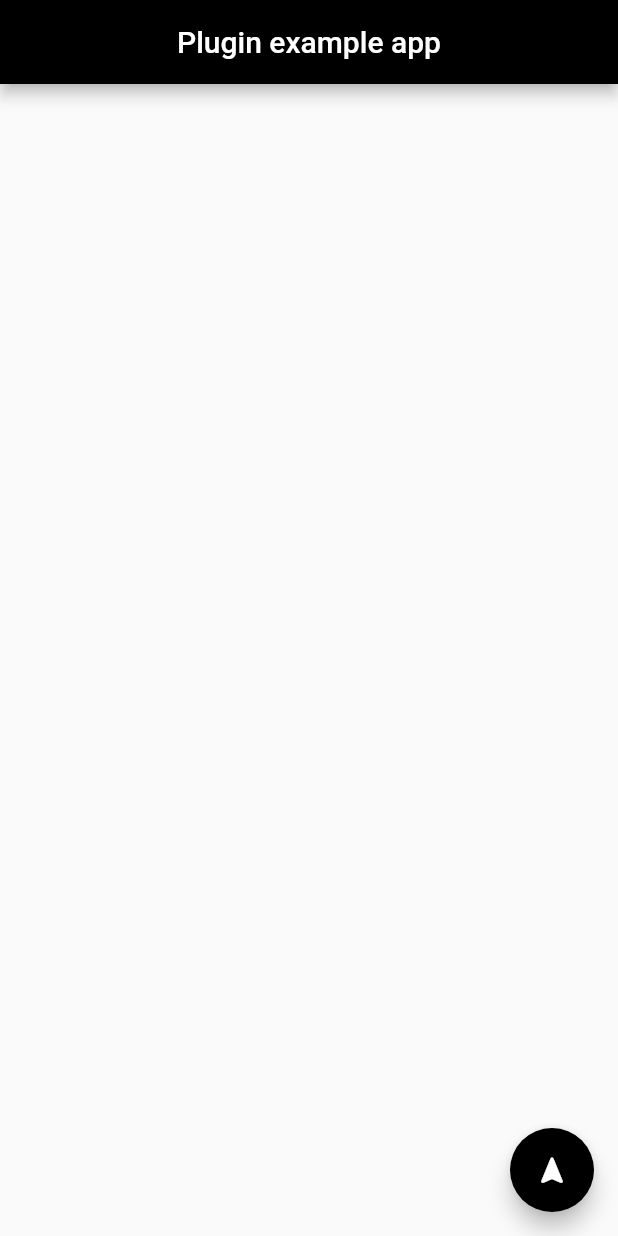
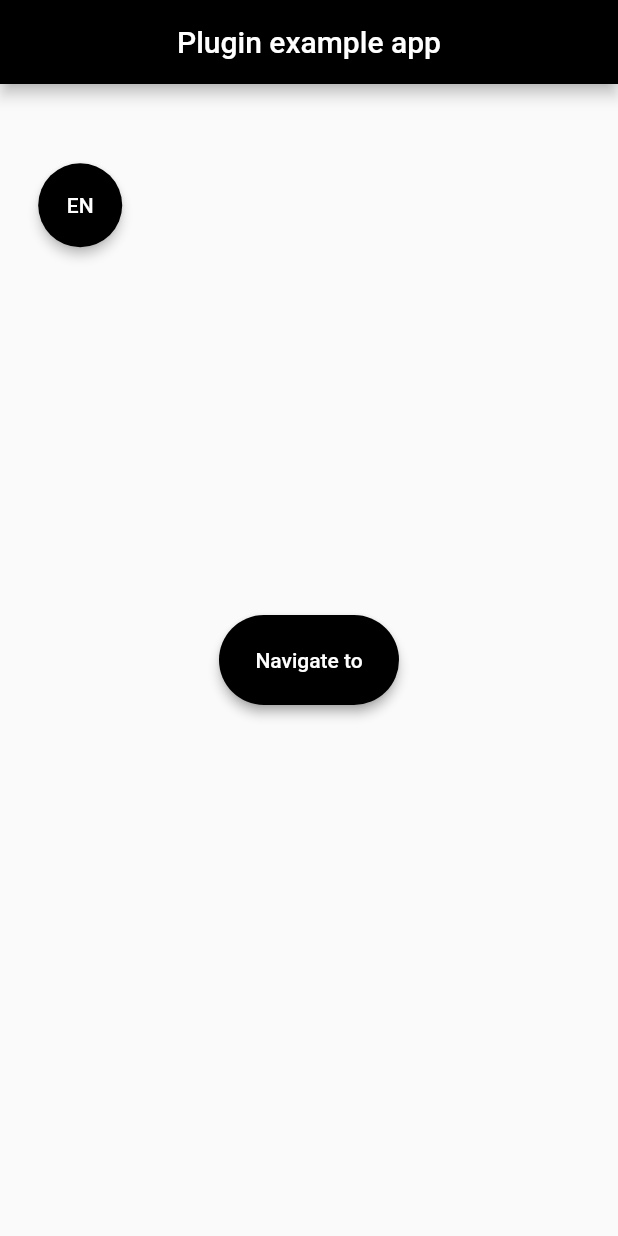
Before and after one commit to FerasHamam/MapsPlugin, a Flutter app: the screen it shows after launch, on a phone screen of 412 x 824 dp. Run offline on Flutter 3.47's test engine with Material 2 defaults, Android fonts, the phone set to English and light mode, and no system bars; our stand-ins replace geolocator, google_maps_flutter.

Commit message:
changed the example app

```diff
--- /dev/null
+++ b/maps_plugin/example/lib/buttons/language_button.dart
@@ -0,0 +1,30 @@
+import 'package:flutter/material.dart';
+
+class LanguageButton extends StatelessWidget {
+  const LanguageButton({
+    Key? key,
+  }) : super(key: key);
+
+  @override
+  Widget build(BuildContext context) {
+    Size deviceSize = MediaQuery.of(context).size;
+    return Positioned(
+      right: deviceSize.width * 0.8,
+      bottom: deviceSize.height * 0.8,
+      child: ElevatedButton(
+        child: const Text(
+          'EN',
+          style: TextStyle(color: Colors.white),
+        ),
+        style: ElevatedButton.styleFrom(
+            shape: const CircleBorder(),
+            padding: const EdgeInsets.all(20),
+            elevation: 3,
+            primary: Colors.black,
+            onPrimary: Colors.grey,
+            minimumSize: const Size(50, 50)),
+        onPressed: () {},
+      ),
+    );
+  }
+}
--- /dev/null
+++ b/maps_plugin/example/lib/buttons/navigate_button.dart
@@ -0,0 +1,33 @@
+import 'package:flutter/material.dart';
+import 'package:maps_plugin/maps_plugin.dart';
+
+class NavigateButton extends StatelessWidget {
+  const NavigateButton({
+    Key? key,
+  }) : super(key: key);
+
+  @override
+  Widget build(BuildContext context) {
+    return Center(
+      child: ElevatedButton(
+        child: const Text('Navigate to'),
+        style: ElevatedButton.styleFrom(
+          primary: Colors.black,
+          onPrimary: Colors.white,
+          shadowColor: Colors.grey,
+          elevation: 3,
+          shape: RoundedRectangleBorder(
+            borderRadius: BorderRadius.circular(32.0),
+          ),
+          minimumSize: const Size(120, 60),
+        ),
+        onPressed: () {
+          Navigator.push(
+            context,
+            MaterialPageRoute(builder: (context) => const MapsPlugin()),
+          );
+        },
+      ),
+    );
+  }
+}
--- a/maps_plugin/example/lib/main.dart
+++ b/maps_plugin/example/lib/main.dart
@@ -1,5 +1,6 @@
 import 'package:flutter/material.dart';
-import 'package:maps_plugin/maps_plugin.dart';
+//screens
+import 'screens/main_screen.dart';
 
 void main() {
   runApp(const MyApp());
@@ -40,19 +41,7 @@ class ScaffoldWidget extends StatelessWidget {
             'Plugin example app',
           ),
           backgroundColor: Colors.black),
-      floatingActionButton: FloatingActionButton(
-        onPressed: () {
-          Navigator.push(
-            context,
-            MaterialPageRoute(builder: (context) => const MapsPlugin()),
-          );
-        },
-        backgroundColor: Colors.black,
-        child: const Icon(
-          Icons.navigation_rounded,
-          color: Colors.white,
-        ),
-      ),
+      body: const MainScreen(),
     );
   }
 }
--- /dev/null
+++ b/maps_plugin/example/lib/screens/main_screen.dart
@@ -0,0 +1,25 @@
+import 'package:flutter/material.dart';
+//buttons
+import '../buttons/language_button.dart';
+import '../buttons/navigate_button.dart';
+
+class MainScreen extends StatefulWidget {
+  const MainScreen({Key? key}) : super(key: key);
+
+  @override
+  _MainScreenState createState() => _MainScreenState();
+}
+
+class _MainScreenState extends State<MainScreen> {
+  @override
+  Widget build(BuildContext context) {
+    Size deviceSize = MediaQuery.of(context).size;
+    return SizedBox(
+      height: deviceSize.height,
+      width: double.infinity,
+      child: Stack(
+        children: const [LanguageButton(), NavigateButton()],
+      ),
+    );
+  }
+}
--- a/maps_plugin/lib/widgets/nav_widget.dart
+++ b/maps_plugin/lib/widgets/nav_widget.dart
@@ -1,7 +1,7 @@
 import 'package:flutter/material.dart';
 //widgets
 import 'buttons/arrow_back_button.dart';
-import 'buttons/navigate_exit_buttons.dart';
+import 'buttons/navigate_button.dart';
 //BloC
 import '../bloc/locationbloc.dart';
 
```
Also changed, not shown: maps_plugin/lib/widgets/buttons/navigate_button.dart (renamed from maps_plugin/lib/widgets/buttons/navigate_exit_buttons.dart).
